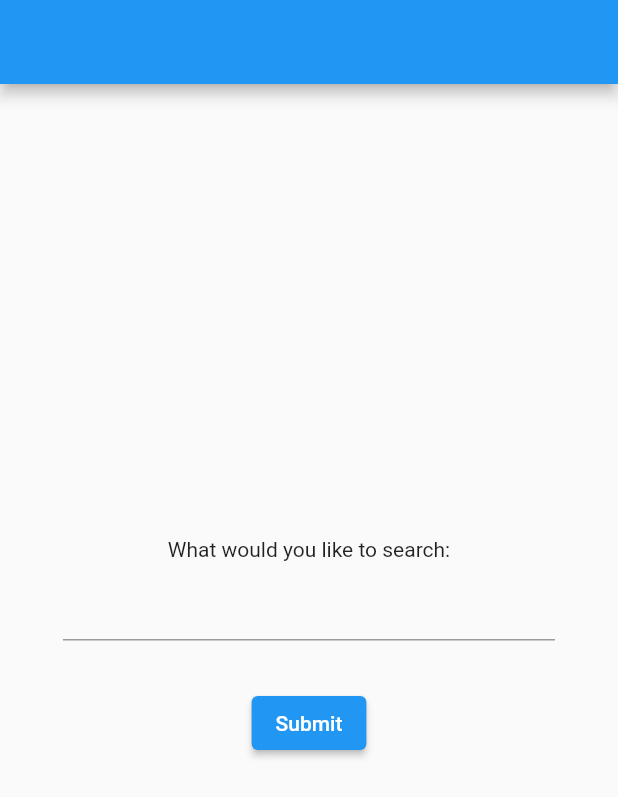
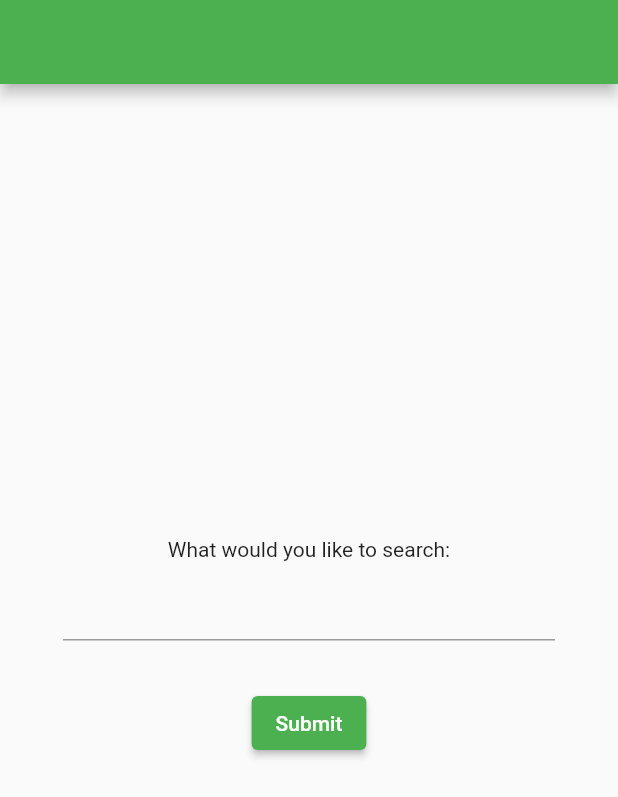
Before and after one commit to leechieh/Flutter_Google_Image_Search, a Flutter app: the screen it shows after launch, on a phone screen of 412 x 824 dp. Shown: the top 797 px of the screen. Run offline on Flutter 3.47's test engine with Material 2 defaults, Android fonts, the phone set to English and light mode, and no system bars; our stand-ins replace gallery_saver, photo_view.

Commit message:
minor fix

```diff
--- a/lib/main.dart
+++ b/lib/main.dart
@@ -10,9 +10,9 @@ class MyApp extends StatelessWidget {
   @override
   Widget build(BuildContext context) {
     return MaterialApp(
-      title: 'Flutter Demo',
+      title: 'Image Search',
       theme: ThemeData(
-        primarySwatch: Colors.blue,
+        primarySwatch: Colors.green,
       ),
       home: const SearchPage(),
     );
```
Also changed, not shown: 1 other file.
